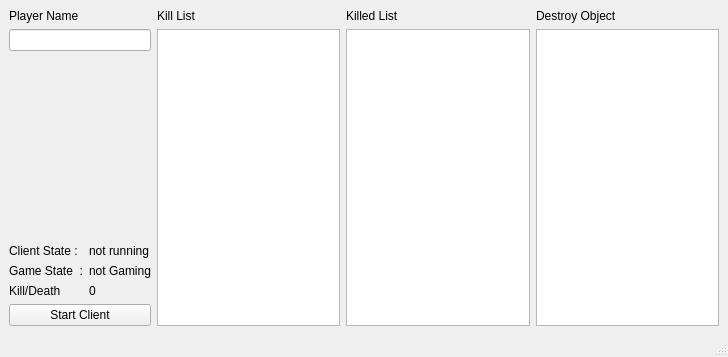
Above: mainwindow.ui from Ouvill/Zerokan-WT_Flight_Recorder before the change. Below: the same form after it.
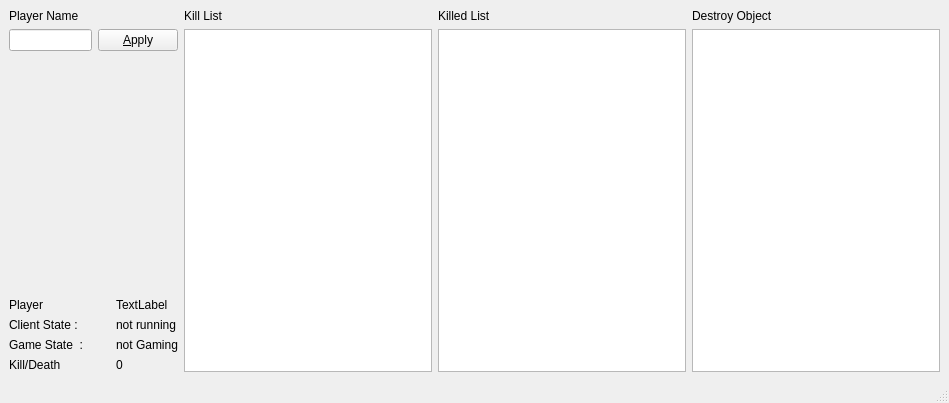
That is the form after the change.

Commit message: ループ艦数を追加

What changed in the file:
```diff
--- a/mainwindow.ui
+++ b/mainwindow.ui
@@ -6,8 +6,8 @@
    <rect>
     <x>0</x>
     <y>0</y>
-    <width>728</width>
-    <height>357</height>
+    <width>949</width>
+    <height>403</height>
    </rect>
   </property>
   <property name="windowTitle">
@@ -15,24 +15,7 @@
   </property>
   <widget class="QWidget" name="centralwidget">
    <layout class="QGridLayout" name="gridLayout_2">
-    <item row="0" column="0">
-     <layout class="QVBoxLayout" name="verticalLayout_4">
-      <item>
-       <widget class="QLabel" name="label">
-        <property name="text">
-         <string>Player Name</string>
-        </property>
-        <property name="buddy">
-         <cstring>userNameLineEdit</cstring>
-        </property>
-       </widget>
-      </item>
-      <item>
-       <widget class="QLineEdit" name="userNameLineEdit"/>
-      </item>
-     </layout>
-    </item>
-    <item row="0" column="1" rowspan="4">
+    <item row="0" column="1">
      <layout class="QHBoxLayout" name="horizontalLayout_2">
       <item>
        <layout class="QVBoxLayout" name="verticalLayout">
@@ -78,57 +61,104 @@
       </item>
      </layout>
     </item>
-    <item row="1" column="0">
+    <item row="0" column="0">
+     <layout class="QVBoxLayout" name="verticalLayout_5">
+      <item>
+       <layout class="QVBoxLayout" name="verticalLayout_4">
+        <item>
+         <widget class="QLabel" name="label">
+          <property name="text">
+           <string>Player Name</string>
+          </property>
+          <property name="buddy">
+           <cstring>userNameLineEdit</cstring>
+          </property>
+         </widget>
+        </item>
+        <item>
+         <layout class="QHBoxLayout" name="horizontalLayout">
+          <item>
+           <widget class="QLineEdit" name="userNameLineEdit"/>
+          </item>
+          <item>
+           <widget class="QPushButton" name="applyUserNameButton">
+            <property name="text">
+             <string>&amp;Apply</string>
+            </property>
+            <property name="checkable">
+             <bool>false</bool>
+            </property>
+           </widget>
+          </item>
+         </layout>
+        </item>
+       </layout>
+      </item>
+      <item>
      <spacer name="verticalSpacer">
       <property name="orientation">
        <enum>Qt::Vertical</enum>
       </property>
       <property name="sizeHint" stdset="0">
        <size>
-        <width>20</width>
-        <height>158</height>
+          <width>17</width>
+          <height>98</height>
        </size>
       </property>
      </spacer>
     </item>
-    <item row="2" column="0">
+      <item>
      <layout class="QGridLayout" name="gridLayout">
       <item row="0" column="0">
+         <widget class="QLabel" name="label_6">
+          <property name="text">
+           <string>Player</string>
+          </property>
+         </widget>
+        </item>
+        <item row="0" column="1">
+         <widget class="QLabel" name="playerNameLabel">
+          <property name="text">
+           <string>TextLabel</string>
+          </property>
+         </widget>
+        </item>
+        <item row="1" column="0">
        <widget class="QLabel" name="label_2">
         <property name="text">
          <string>Client State :</string>
         </property>
        </widget>
       </item>
-      <item row="0" column="1">
+        <item row="1" column="1">
        <widget class="QLabel" name="clientStateLabel">
         <property name="text">
          <string>not running</string>
         </property>
        </widget>
       </item>
-      <item row="1" column="0">
+        <item row="2" column="0">
        <widget class="QLabel" name="label_3">
         <property name="text">
          <string>Game State  :</string>
         </property>
        </widget>
       </item>
-      <item row="1" column="1">
+        <item row="2" column="1">
        <widget class="QLabel" name="gameStateLabel">
         <property name="text">
          <string>not Gaming</string>
         </property>
        </widget>
       </item>
-      <item row="2" column="0">
+        <item row="3" column="0">
        <widget class="QLabel" name="label_7">
         <property name="text">
          <string>Kill/Death</string>
         </property>
        </widget>
       </item>
-      <item row="2" column="1">
+        <item row="3" column="1">
        <widget class="QLabel" name="killDeathLabel">
         <property name="sizePolicy">
          <sizepolicy hsizetype="Fixed" vsizetype="Fixed">
@@ -143,12 +173,7 @@
       </item>
      </layout>
     </item>
-    <item row="3" column="0">
-     <widget class="QPushButton" name="pushButton">
-      <property name="text">
-       <string>Start Client</string>
-      </property>
-     </widget>
+     </layout>
     </item>
    </layout>
   </widget>
```
Left out of the diff: 9 changed lines with no effect on the pictures. Lines whose indentation alone changed are shown as unchanged. The commit also changes 2 other files.
